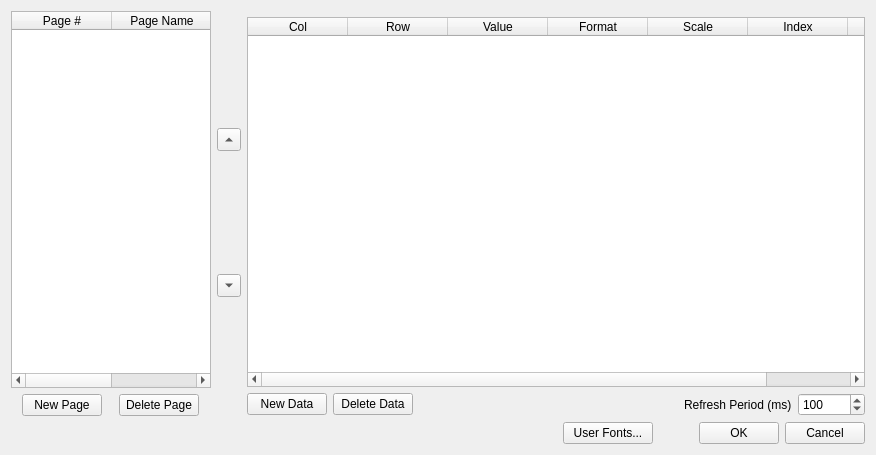
Before: the Qt Designer form hid/hidconfig/lcdconfigdlg.ui in ftkalcevic/hidcomp, drawn with Qt 5.
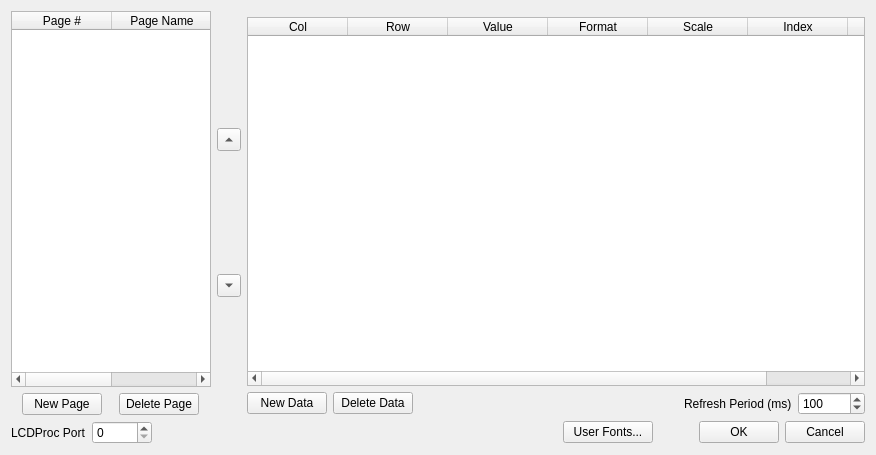
After: the same form once the commit is applied. Custom widgets are drawn as their Qt base class.

Diff of the .ui file:
```diff
--- a/hid/hidconfig/lcdconfigdlg.ui
+++ b/hid/hidconfig/lcdconfigdlg.ui
@@ -279,6 +279,38 @@
    </item>
    <item>
     <layout class="QHBoxLayout" name="horizontalLayout_3">
+     <item>
+      <widget class="QLabel" name="label_2">
+       <property name="text">
+        <string>LCDProc Port</string>
+       </property>
+      </widget>
+     </item>
+     <item>
+      <widget class="QSpinBox" name="editPort">
+       <property name="sizePolicy">
+        <sizepolicy hsizetype="Fixed" vsizetype="Fixed">
+         <horstretch>0</horstretch>
+         <verstretch>0</verstretch>
+        </sizepolicy>
+       </property>
+       <property name="minimumSize">
+        <size>
+         <width>60</width>
+         <height>0</height>
+        </size>
+       </property>
+       <property name="maximumSize">
+        <size>
+         <width>60</width>
+         <height>16777215</height>
+        </size>
+       </property>
+       <property name="maximum">
+        <number>65535</number>
+       </property>
+      </widget>
+     </item>
      <item>
       <spacer name="horizontalSpacer">
        <property name="orientation">
```
